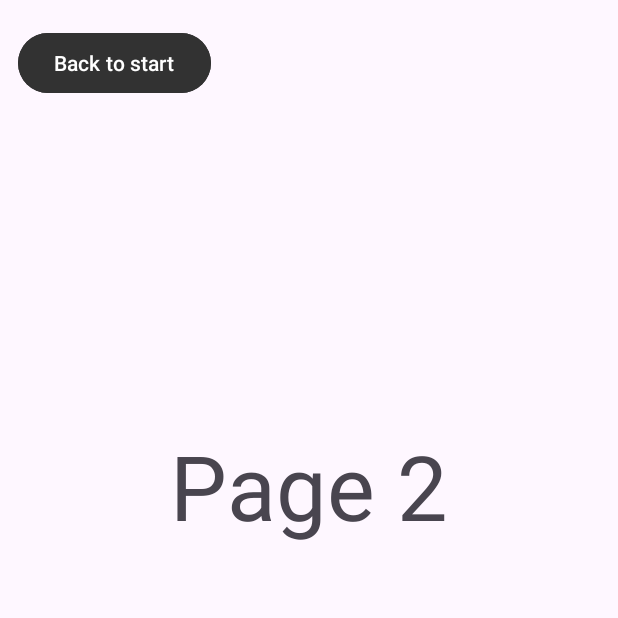
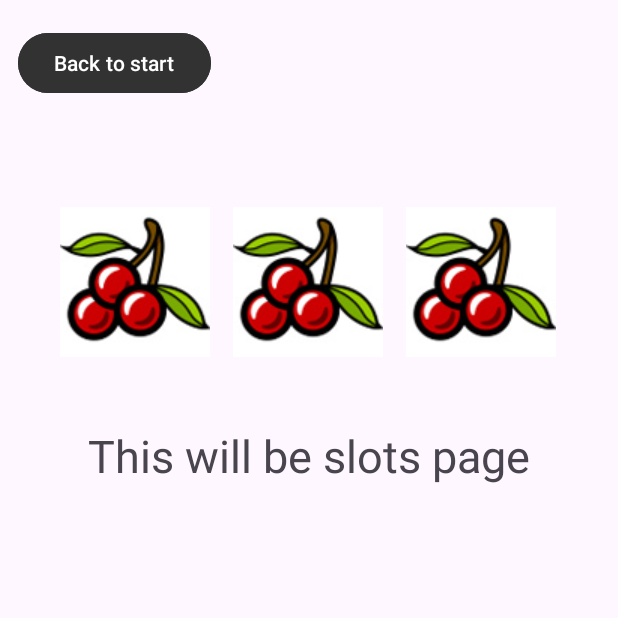
Before and after one commit to iamatamale/androidStudioTest, an Android app: the page2 screen opened directly, with no data from a screen before it, on a phone screen of 412 x 824 dp, the top half of it. Run offline under Robolectric (Android 15) with nearby library versions, the phone set to English and light mode, and no system bars.

Commit message:
Added slot machine images and a linear view that displays 3 slot images

```diff
--- a/app/src/main/res/layout/activity_main.xml
+++ b/app/src/main/res/layout/activity_main.xml
@@ -29,7 +29,6 @@
         app:layout_constraintHorizontal_bias="0.503"
         app:layout_constraintStart_toStartOf="parent"
         app:layout_constraintTop_toBottomOf="@+id/textView2" />
-
     <Button
         android:id="@+id/movetoPage2"
         android:layout_width="wrap_content"
--- a/app/src/main/res/layout/activity_page1.xml
+++ b/app/src/main/res/layout/activity_page1.xml
@@ -12,8 +12,8 @@
         android:layout_width="wrap_content"
         android:layout_height="wrap_content"
         android:layout_marginTop="279dp"
-        android:text="Page 1"
-        android:textSize="60sp"
+        android:text="This will be blackjack"
+        android:textSize="30sp"
         app:layout_constraintEnd_toEndOf="parent"
         app:layout_constraintStart_toStartOf="parent"
         app:layout_constraintTop_toTopOf="parent" />
--- a/app/src/main/res/layout/activity_page2.xml
+++ b/app/src/main/res/layout/activity_page2.xml
@@ -13,8 +13,8 @@
         android:layout_height="wrap_content"
         android:layout_marginStart="12dp"
         android:layout_marginTop="18dp"
+        android:backgroundTint="@color/darkgray"
         android:text="Back to start"
-        android:backgroundTint="@color/darkgray"
         app:layout_constraintStart_toStartOf="parent"
         app:layout_constraintTop_toTopOf="parent" />
 
@@ -23,9 +23,45 @@
         android:layout_width="wrap_content"
         android:layout_height="wrap_content"
         android:layout_marginTop="283dp"
-        android:text="Page 2"
-        android:textSize="60sp"
+        android:text="This will be slots page"
+        android:textSize="30sp"
         app:layout_constraintEnd_toEndOf="parent"
         app:layout_constraintStart_toStartOf="parent"
         app:layout_constraintTop_toTopOf="parent" />
+
+    <LinearLayout
+        android:id="@+id/imgs"
+        android:layout_width="wrap_content"
+        android:layout_height="wrap_content"
+        android:layout_marginStart="28dp"
+        android:layout_marginTop="22dp"
+        android:gravity="center_horizontal"
+        android:orientation="horizontal"
+        app:layout_constraintStart_toStartOf="@+id/moveToStart"
+        app:layout_constraintTop_toBottomOf="@+id/moveToStart">
+
+        <ImageView
+            android:id="@+id/img1"
+            android:layout_width="100dp"
+            android:layout_height="100dp"
+            android:layout_marginTop="50dp"
+            android:src="@drawable/slot1" />
+
+        <ImageView
+            android:id="@+id/img2"
+            android:layout_width="100dp"
+            android:layout_height="100dp"
+            android:layout_marginLeft="15dp"
+            android:layout_marginTop="50dp"
+            android:layout_marginRight="15dp"
+            android:src="@drawable/slot1" />
+
+        <ImageView
+            android:id="@+id/img3"
+            android:layout_width="100dp"
+            android:layout_height="100dp"
+            android:layout_marginTop="50dp"
+            android:src="@drawable/slot1" />
+    </LinearLayout>
+
 </androidx.constraintlayout.widget.ConstraintLayout>
--- a/app/src/main/res/layout/activity_page3.xml
+++ b/app/src/main/res/layout/activity_page3.xml
@@ -11,8 +11,8 @@
         android:layout_width="wrap_content"
         android:layout_height="wrap_content"
         android:layout_marginTop="279dp"
-        android:text="Page 3"
-        android:textSize="60sp"
+        android:text="This will be statistics page"
+        android:textSize="30sp"
         app:layout_constraintEnd_toEndOf="parent"
         app:layout_constraintStart_toStartOf="parent"
         app:layout_constraintTop_toTopOf="parent" />
```
Also changed, not shown: app/src/main/res/drawable/slot1.png (added), app/src/main/res/drawable/slot2.png (added), app/src/main/res/drawable/slot3.png (added), app/src/main/res/drawable/slot4.png (added), app/src/main/res/drawable/slot5.png (added), app/src/main/res/drawable/slot6.png (added).
